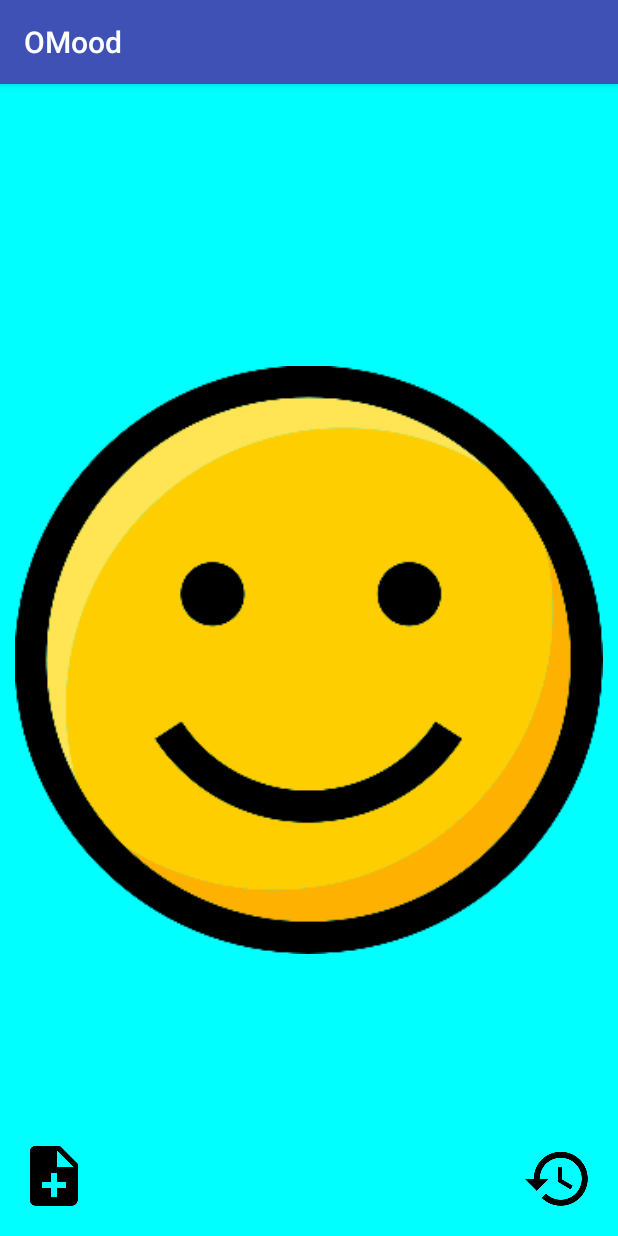
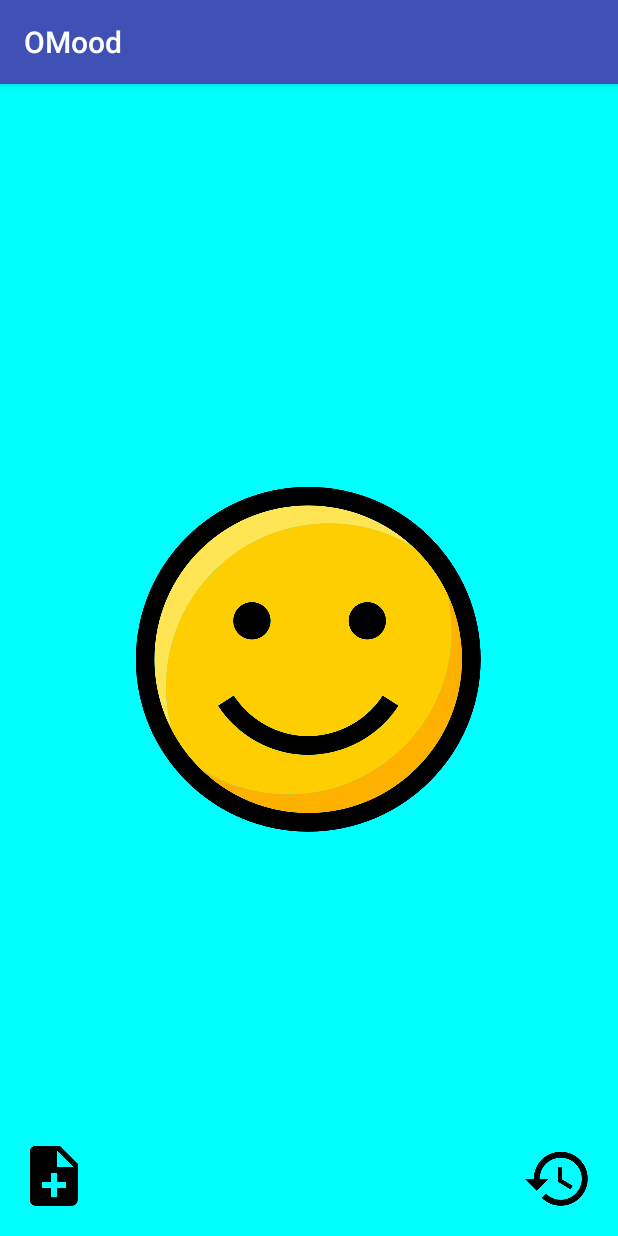
Before and after one commit to Boyman10/AMood, an Android app: the screen it shows after launch (MainActivity), on a phone screen of 412 x 824 dp. Run offline under Robolectric (Android 15) with nearby library versions, the phone set to English and light mode, and no system bars.

Commit message:
Adding cardView on top of ImageView with Relative layout

```diff
--- a/app/build.gradle
+++ b/app/build.gradle
@@ -29,4 +29,6 @@ dependencies {
 
     // Adding this line to allow RecyclerView
     compile 'com.android.support:recyclerview-v7:26.1.0'
+    compile 'com.android.support:cardview-v7:26.1.+'
+
 }
--- a/app/src/main/java/com/ocr/john/omood/model/MyAdapter.java
+++ b/app/src/main/java/com/ocr/john/omood/model/MyAdapter.java
@@ -10,9 +10,7 @@ import android.view.Gravity;
 import android.view.LayoutInflater;
 import android.view.View;
 import android.view.ViewGroup;
-import android.widget.ImageView;
 import android.widget.LinearLayout;
-import android.widget.TextView;
 
 import com.ocr.john.omood.R;
 
@@ -69,17 +67,21 @@ public class MyAdapter extends RecyclerView.Adapter<MyViewHolder> {
         holder.mImageView.setImageDrawable(mDataset.get(position));
 
         // Switch color depending on emoticon : -TODO
-        holder.mImageView.setBackgroundColor(Color.CYAN);
+        holder.mCardView.setBackgroundColor(Color.CYAN);
+
 
         // center the emoticon relative to the parent area :
         // or change layout from within list_cell.xml resource file :
-        LinearLayout.LayoutParams lp = new LinearLayout.LayoutParams(
-                LinearLayout.LayoutParams.MATCH_PARENT,
-                LinearLayout.LayoutParams.MATCH_PARENT);
+       /* LinearLayout.LayoutParams lp = new LinearLayout.LayoutParams(
+                LinearLayout.LayoutParams.WRAP_CONTENT,
+                LinearLayout.LayoutParams.WRAP_CONTENT);
+
         lp.gravity = Gravity.CENTER;
         lp.setMargins(0,0,0,0);
 
+
         holder.mImageView.setLayoutParams(lp);
+        */
 
     }
 
--- a/app/src/main/java/com/ocr/john/omood/model/MyViewHolder.java
+++ b/app/src/main/java/com/ocr/john/omood/model/MyViewHolder.java
@@ -2,6 +2,7 @@ package com.ocr.john.omood.model;
 
 
 import android.support.v7.app.AlertDialog;
+import android.support.v7.widget.CardView;
 import android.support.v7.widget.RecyclerView;
 import android.view.View;
 import android.widget.ImageView;
@@ -19,6 +20,7 @@ import com.ocr.john.omood.R;
 public  class MyViewHolder extends RecyclerView.ViewHolder implements View.OnClickListener {
     // each data item is just an image in this case
     public static ImageView mImageView;
+    public static CardView mCardView;
 
     // holde instance of interface here :
     private ViewHolderOnClickListener vhListener;
@@ -28,6 +30,7 @@ public  class MyViewHolder extends RecyclerView.ViewHolder implements View.OnCli
 
         vhListener = listener;
         mImageView = (ImageView) itemView.findViewById(R.id.imageView);
+        mCardView = (CardView) itemView.findViewById(R.id.card_view);
         mImageView.setOnClickListener(this);
 
     }
--- a/app/src/main/res/layout/list_cell.xml
+++ b/app/src/main/res/layout/list_cell.xml
@@ -1,15 +1,27 @@
 <?xml version="1.0" encoding="utf-8"?>
-<LinearLayout xmlns:android="http://schemas.android.com/apk/res/android"
+<RelativeLayout xmlns:android="http://schemas.android.com/apk/res/android"
     xmlns:tools="http://schemas.android.com/tools"
     android:layout_width="match_parent"
     android:layout_height="match_parent"
     android:layout_margin="0dp"
     android:orientation="vertical">
 
-    <ImageView
-        android:id="@+id/imageView"
-        android:layout_width="wrap_content"
-        android:layout_height="wrap_content"
-        android:padding="10dp"
-        />
-</LinearLayout>
+    <!-- A CardView that contains an ImageView -->
+    <android.support.v7.widget.CardView
+        xmlns:card_view="http://schemas.android.com/apk/res-auto"
+        android:id="@+id/card_view"
+        android:layout_gravity="center"
+        android:layout_width="match_parent"
+        android:layout_height="match_parent"
+        card_view:cardCornerRadius="0dp">
+
+        <ImageView
+            android:id="@+id/imageView"
+            android:layout_width="wrap_content"
+            android:layout_height="wrap_content"
+            android:layout_gravity="center"
+            />
+
+    </android.support.v7.widget.CardView>
+
+</RelativeLayout>
```
